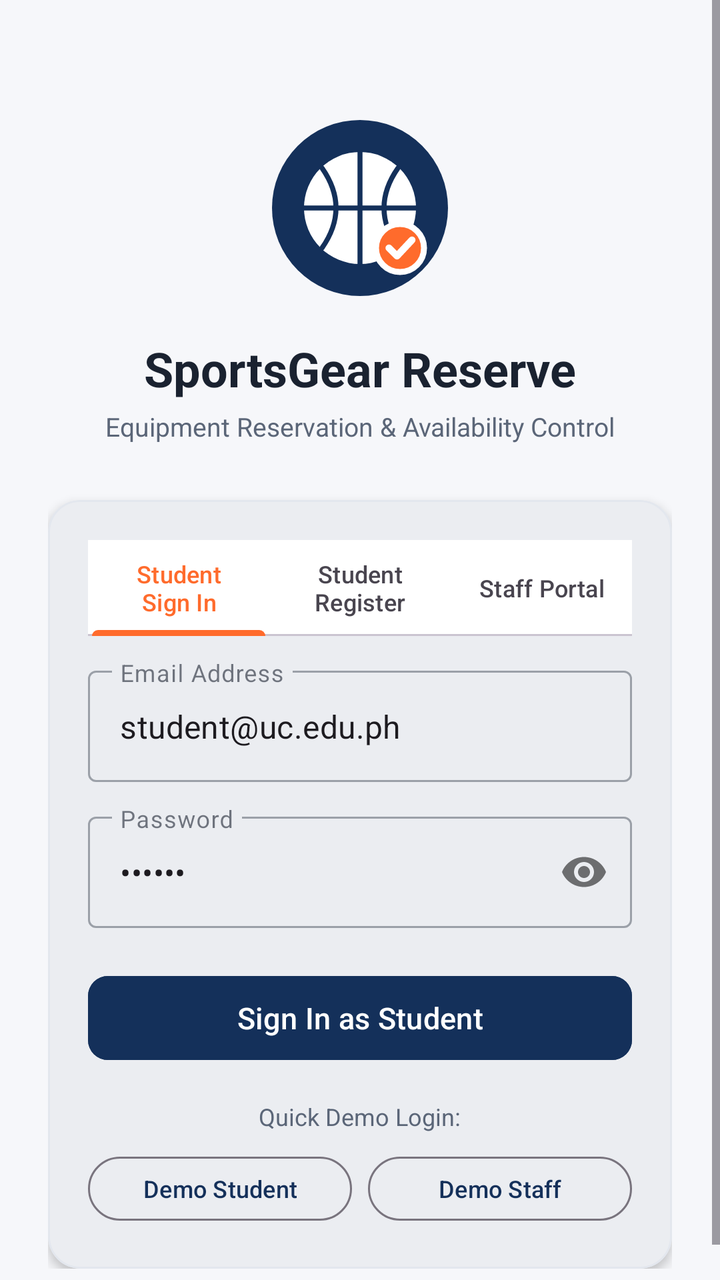
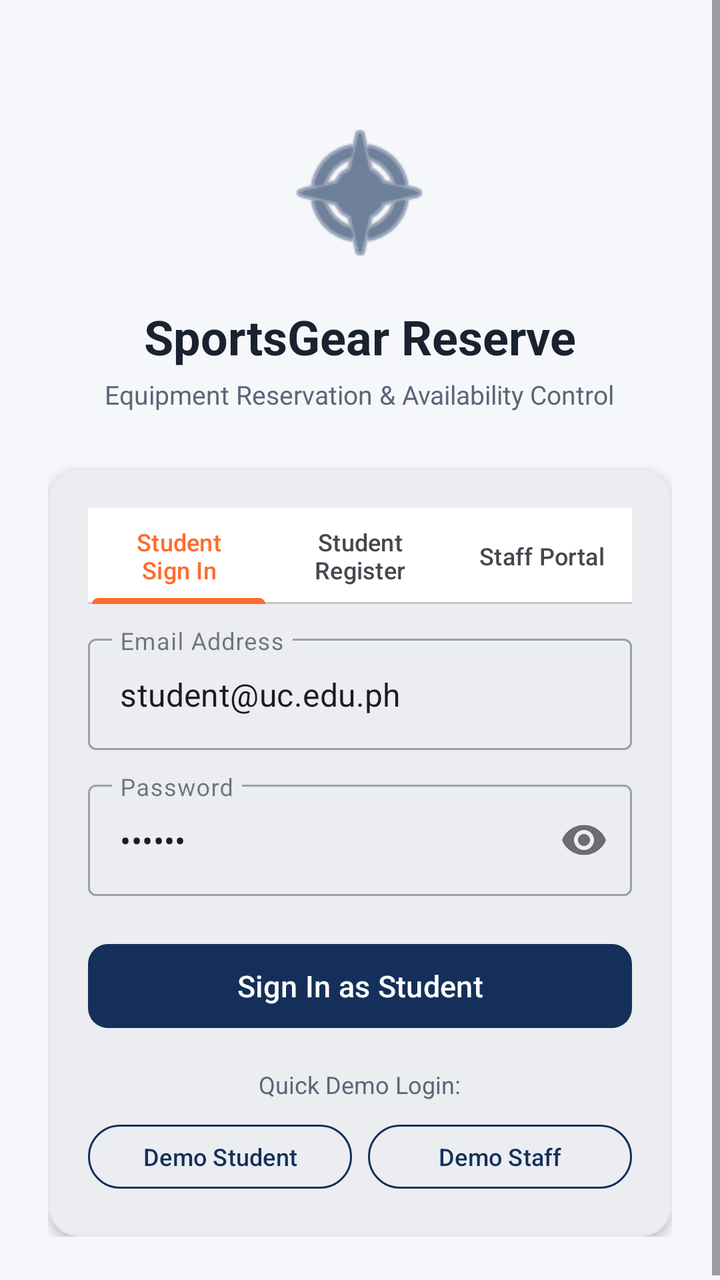

Screens rendered from an Android XML layout before and after an edit, with the pre-edit source and the edit as a unified diff.
<!-- AndroidManifest.xml: application theme Theme.SportsGearReserve -->
<!-- res/layout/activity_login.xml -->
<?xml version="1.0" encoding="utf-8"?>
<ScrollView
    xmlns:android="http://schemas.android.com/apk/res/android"
    xmlns:app="http://schemas.android.com/apk/res-auto"
    xmlns:tools="http://schemas.android.com/tools"
    android:layout_width="match_parent"
    android:layout_height="match_parent"
    android:background="@color/app_background"
    android:fillViewport="true"
    android:fitsSystemWindows="true">

    <LinearLayout
        android:layout_width="match_parent"
        android:layout_height="wrap_content"
        android:gravity="center_horizontal"
        android:orientation="vertical"
        android:padding="24dp">

        
        <ImageView
            android:layout_width="96dp"
            android:layout_height="96dp"
            android:layout_marginTop="32dp"
            android:contentDescription="SportsGear Reserve logo"
            android:src="@drawable/ic_sportsgear_logo" />

        <TextView
            android:layout_width="wrap_content"
            android:layout_height="wrap_content"
            android:layout_marginTop="16dp"
            android:text="SportsGear Reserve"
            android:textColor="@color/text_primary"
            android:textSize="24sp"
            android:textStyle="bold" />

        <TextView
            android:layout_width="match_parent"
            android:layout_height="wrap_content"
            android:layout_marginTop="4dp"
            android:gravity="center"
            android:text="Equipment Reservation &amp; Availability Control"
            android:textAlignment="center"
            android:textColor="@color/text_secondary"
            android:textSize="13sp" />

        <com.google.android.material.card.MaterialCardView
            android:layout_width="match_parent"
            android:layout_height="wrap_content"
            android:layout_marginTop="28dp"
            app:cardBackgroundColor="@color/surface"
            app:cardCornerRadius="16dp"
            app:cardElevation="3dp"
            app:strokeColor="@color/card_stroke"
            app:strokeWidth="1dp">

            <LinearLayout
                android:layout_width="match_parent"
                android:layout_height="wrap_content"
                android:orientation="vertical"
                android:padding="20dp">

                <com.google.android.material.tabs.TabLayout
                    android:id="@+id/tabLayoutMode"
                    android:layout_width="match_parent"
                    android:layout_height="wrap_content"
                    app:tabIndicatorColor="@color/accent"
                    app:tabIndicatorFullWidth="true"
                    app:tabSelectedTextColor="@color/accent">

                    <com.google.android.material.tabs.TabItem
                        android:layout_width="wrap_content"
                        android:layout_height="wrap_content"
                        android:text="Student Sign In" />

                    <com.google.android.material.tabs.TabItem
                        android:layout_width="wrap_content"
                        android:layout_height="wrap_content"
                        android:text="Student Register" />

                    <com.google.android.material.tabs.TabItem
                        android:layout_width="wrap_content"
                        android:layout_height="wrap_content"
                        android:text="Staff Portal" />
                </com.google.android.material.tabs.TabLayout>

                
                <com.google.android.material.textfield.TextInputLayout
                    android:id="@+id/tilFullName"
                    style="@style/Widget.MaterialComponents.TextInputLayout.OutlinedBox"
                    android:layout_width="match_parent"
                    android:layout_height="wrap_content"
                    android:layout_marginTop="16dp"
                    android:hint="Full Name"
                    android:visibility="gone"
                    tools:visibility="visible">

                    <com.google.android.material.textfield.TextInputEditText
                        android:id="@+id/etFullName"
                        android:layout_width="match_parent"
                        android:layout_height="wrap_content"
                        android:inputType="textPersonName" />
                </com.google.android.material.textfield.TextInputLayout>

                
                <com.google.android.material.textfield.TextInputLayout
                    android:id="@+id/tilStudentId"
                    style="@style/Widget.MaterialComponents.TextInputLayout.OutlinedBox"
                    android:layout_width="match_parent"
                    android:layout_height="wrap_content"
                    android:layout_marginTop="12dp"
                    android:hint="Student ID Number"
                    android:visibility="gone"
                    tools:visibility="visible">

                    <com.google.android.material.textfield.TextInputEditText
                        android:id="@+id/etStudentId"
                        android:layout_width="match_parent"
                        android:layout_height="wrap_content"
                        android:inputType="number" />
                </com.google.android.material.textfield.TextInputLayout>

                
                <com.google.android.material.textfield.TextInputLayout
                    android:id="@+id/tilEmail"
                    style="@style/Widget.MaterialComponents.TextInputLayout.OutlinedBox"
                    android:layout_width="match_parent"
                    android:layout_height="wrap_content"
                    android:layout_marginTop="12dp"
                    android:hint="Email Address">

                    <com.google.android.material.textfield.TextInputEditText
                        android:id="@+id/etEmail"
                        android:layout_width="match_parent"
                        android:layout_height="wrap_content"
                        android:inputType="textEmailAddress"
                        android:text="student@uc.edu.ph" />
                </com.google.android.material.textfield.TextInputLayout>

                
                <com.google.android.material.textfield.TextInputLayout
                    android:id="@+id/tilPassword"
                    style="@style/Widget.MaterialComponents.TextInputLayout.OutlinedBox"
                    android:layout_width="match_parent"
                    android:layout_height="wrap_content"
                    android:layout_marginTop="12dp"
                    android:hint="Password"
                    app:passwordToggleEnabled="true">

                    <com.google.android.material.textfield.TextInputEditText
                        android:id="@+id/etPassword"
                        android:layout_width="match_parent"
                        android:layout_height="wrap_content"
                        android:inputType="textPassword"
                        android:text="123456" />
                </com.google.android.material.textfield.TextInputLayout>

                <TextView
                    android:id="@+id/tvRoleNote"
                    android:layout_width="match_parent"
                    android:layout_height="wrap_content"
                    android:layout_marginTop="12dp"
                    android:text="Note: Staff accounts must be pre-authorized by sports office administration."
                    android:textColor="@color/text_secondary"
                    android:textSize="12sp"
                    android:visibility="gone"
                    tools:visibility="visible" />

                <com.google.android.material.button.MaterialButton
                    android:id="@+id/btnSubmit"
                    android:layout_width="match_parent"
                    android:layout_height="50dp"
                    android:layout_marginTop="20dp"
                    android:backgroundTint="@color/primary"
                    android:text="Sign In as Student"
                    android:textSize="15sp"
                    app:cornerRadius="10dp" />

                
                <TextView
                    android:layout_width="wrap_content"
                    android:layout_height="wrap_content"
                    android:layout_gravity="center_horizontal"
                    android:layout_marginTop="16dp"
                    android:text="Quick Demo Login:"
                    android:textColor="@color/text_secondary"
                    android:textSize="12sp" />

                <LinearLayout
                    android:layout_width="match_parent"
                    android:layout_height="wrap_content"
                    android:layout_marginTop="8dp"
                    android:gravity="center"
                    android:orientation="horizontal">

                    <com.google.android.material.button.MaterialButton
                        android:id="@+id/btnDemoStudent"
                        style="@style/Widget.Material3.Button.OutlinedButton"
                        android:layout_width="0dp"
                        android:layout_height="40dp"
                        android:layout_marginEnd="4dp"
                        android:layout_weight="1"
                        android:text="Demo Student"
                        android:textSize="12sp" />

                    <com.google.android.material.button.MaterialButton
                        android:id="@+id/btnDemoStaff"
                        style="@style/Widget.Material3.Button.OutlinedButton"
                        android:layout_width="0dp"
                        android:layout_height="40dp"
                        android:layout_marginStart="4dp"
                        android:layout_weight="1"
                        android:text="Demo Staff"
                        android:textSize="12sp" />
                </LinearLayout>

            </LinearLayout>
        </com.google.android.material.card.MaterialCardView>

    </LinearLayout>
</ScrollView>
<!-- resources referenced by this layout -->
<resources>
  <color name="accent">#FF6B2C</color>
  <color name="app_background">#F6F7FA</color>
  <color name="card_stroke">#E3E7EE</color>
  <color name="primary">#14305A</color>
  <color name="surface">#FFFFFF</color>
  <color name="text_primary">#1A2230</color>
  <color name="text_secondary">#5B6678</color>
  <!-- drawable ic_sportsgear_logo (drawable) -->
  <?xml version="1.0" encoding="utf-8"?>
  <vector xmlns:android="http://schemas.android.com/apk/res/android"
      android:width="96dp"
      android:height="96dp"
      android:viewportWidth="96"
      android:viewportHeight="96">
  
      
      <path
          android:fillColor="@color/primary"
          android:pathData="M48,48m-44,0a44,44 0,1 1,88 0a44,44 0,1 1,-88 0" />
  
      
      <path
          android:fillColor="#FFFFFF"
          android:pathData="M48,48m-28,0a28,28 0,1 1,56 0a28,28 0,1 1,-56 0" />
  
      
      <path
          android:strokeColor="@color/primary"
          android:strokeWidth="2.5"
          android:strokeLineCap="round"
          android:pathData="M48,20 L48,76 M20,48 L76,48" />
      <path
          android:strokeColor="@color/primary"
          android:strokeWidth="2.5"
          android:strokeLineCap="round"
          android:pathData="M29,28 Q43,48 29,68 M67,28 Q53,48 67,68" />
  
      
      <path
          android:fillColor="@color/accent"
          android:strokeColor="#FFFFFF"
          android:strokeWidth="3"
          android:pathData="M68,68m-12,0a12,12 0,1 1,24 0a12,12 0,1 1,-24 0" />
      <path
          android:strokeColor="#FFFFFF"
          android:strokeWidth="3.5"
          android:strokeLineCap="round"
          android:strokeLineJoin="round"
          android:pathData="M62.5,68 L66.5,72 L74,64" />
  </vector>
  <style name="Theme.SportsGearReserve" parent="Base.Theme.SportsGearReserve" />
  <style name="Base.Theme.SportsGearReserve" parent="Theme.Material3.DayNight.NoActionBar">
          
          <item name="colorPrimary">@color/primary</item>
          <item name="colorOnPrimary">@color/text_on_primary</item>
          <item name="colorPrimaryContainer">@color/primary_variant</item>
          <item name="colorOnPrimaryContainer">@color/text_on_primary</item>
          <item name="colorSecondary">@color/accent</item>
          <item name="colorOnSecondary">@color/white</item>
          <item name="colorTertiary">@color/accent</item>
          <item name="android:windowBackground">@color/app_background</item>
          <item name="colorSurface">@color/surface</item>
          <item name="colorOnSurface">@color/text_primary</item>
  
          
          <item name="tabIndicatorColor">@color/accent</item>
          <item name="tabSelectedTextColor">@color/accent</item>
      </style>
  <color name="text_on_primary">#FFFFFF</color>
  <color name="primary_variant">#0D2140</color>
  <color name="white">#FFFFFFFF</color>
</resources>

<!-- the commit's change to res/layout/activity_login.xml (unified diff, before → after) -->
@@ -5,51 +5,48 @@
     xmlns:tools="http://schemas.android.com/tools"
     android:layout_width="match_parent"
     android:layout_height="match_parent"
-    android:background="@color/app_background"
     android:fillViewport="true"
-    android:fitsSystemWindows="true">
+    android:background="@color/app_background">
 
     <LinearLayout
         android:layout_width="match_parent"
         android:layout_height="wrap_content"
+        android:orientation="vertical"
         android:gravity="center_horizontal"
-        android:orientation="vertical"
         android:padding="24dp">
 
-        
         <ImageView
-            android:layout_width="96dp"
-            android:layout_height="96dp"
+            android:layout_width="80dp"
+            android:layout_height="80dp"
             android:layout_marginTop="32dp"
-            android:contentDescription="SportsGear Reserve logo"
-            android:src="@drawable/ic_sportsgear_logo" />
+            android:contentDescription="App Logo"
+            android:src="@android:drawable/ic_menu_compass"
+            app:tint="@color/primary_blue" />
 
         <TextView
             android:layout_width="wrap_content"
             android:layout_height="wrap_content"
             android:layout_marginTop="16dp"
             android:text="SportsGear Reserve"
-            android:textColor="@color/text_primary"
             android:textSize="24sp"
-            android:textStyle="bold" />
+            android:textStyle="bold"
+            android:textColor="@color/text_primary" />
 
         <TextView
-            android:layout_width="match_parent"
+            android:layout_width="wrap_content"
             android:layout_height="wrap_content"
             android:layout_marginTop="4dp"
-            android:gravity="center"
             android:text="Equipment Reservation &amp; Availability Control"
-            android:textAlignment="center"
-            android:textColor="@color/text_secondary"
-            android:textSize="13sp" />
+            android:textSize="13sp"
+            android:textColor="@color/text_secondary" />
 
         <com.google.android.material.card.MaterialCardView
             android:layout_width="match_parent"
             android:layout_height="wrap_content"
             android:layout_marginTop="28dp"
-            app:cardBackgroundColor="@color/surface"
             app:cardCornerRadius="16dp"
             app:cardElevation="3dp"
+            app:cardBackgroundColor="@color/surface"
             app:strokeColor="@color/card_stroke"
             app:strokeWidth="1dp">
 
@@ -84,40 +81,114 @@
                 </com.google.android.material.tabs.TabLayout>
 
                 
-                <com.google.android.material.textfield.TextInputLayout
-                    android:id="@+id/tilFullName"
-                    style="@style/Widget.MaterialComponents.TextInputLayout.OutlinedBox"
-                    android:layout_width="match_parent"
-                    android:layout_height="wrap_content"
-                    android:layout_marginTop="16dp"
-                    android:hint="Full Name"
+                <LinearLayout
+                    android:id="@+id/layoutRegisterFields"
+                    android:layout_width="match_parent"
+                    android:layout_height="wrap_content"
+                    android:orientation="vertical"
                     android:visibility="gone"
                     tools:visibility="visible">
 
-                    <com.google.android.material.textfield.TextInputEditText
-                        android:id="@+id/etFullName"
-                        android:layout_width="match_parent"
-                        android:layout_height="wrap_content"
-                        android:inputType="textPersonName" />
-                </com.google.android.material.textfield.TextInputLayout>
-
-                
-                <com.google.android.material.textfield.TextInputLayout
-                    android:id="@+id/tilStudentId"
-                    style="@style/Widget.MaterialComponents.TextInputLayout.OutlinedBox"
-                    android:layout_width="match_parent"
-                    android:layout_height="wrap_content"
-                    android:layout_marginTop="12dp"
-                    android:hint="Student ID Number"
-                    android:visibility="gone"
-                    tools:visibility="visible">
-
-                    <com.google.android.material.textfield.TextInputEditText
-                        android:id="@+id/etStudentId"
-                        android:layout_width="match_parent"
-                        android:layout_height="wrap_content"
-                        android:inputType="number" />
-                </com.google.android.material.textfield.TextInputLayout>
+                    <LinearLayout
+                        android:layout_width="match_parent"
+                        android:layout_height="wrap_content"
+                        android:layout_marginTop="16dp"
+                        android:orientation="horizontal">
+
+                        
+                        <com.google.android.material.textfield.TextInputLayout
+                            android:id="@+id/tilPrefix"
+                            style="@style/Widget.MaterialComponents.TextInputLayout.OutlinedBox.ExposedDropdownMenu"
+                            android:layout_width="110dp"
+                            android:layout_height="wrap_content"
+                            android:layout_marginEnd="8dp"
+                            android:hint="Prefix">
+
+                            <com.google.android.material.textfield.MaterialAutoCompleteTextView
+                                android:id="@+id/actvPrefix"
+                                android:layout_width="match_parent"
+                                android:layout_height="wrap_content"
+                                android:inputType="none"
+                                android:text="Mr." />
+                        </com.google.android.material.textfield.TextInputLayout>
+
+                        
+                        <com.google.android.material.textfield.TextInputLayout
+                            android:id="@+id/tilFirstName"
+                            style="@style/Widget.MaterialComponents.TextInputLayout.OutlinedBox"
+                            android:layout_width="0dp"
+                            android:layout_height="wrap_content"
+                            android:layout_weight="1"
+                            android:hint="First Name">
+
+                            <com.google.android.material.textfield.TextInputEditText
+                                android:id="@+id/etFirstName"
+                                android:layout_width="match_parent"
+                                android:layout_height="wrap_content"
+                                android:inputType="textPersonName|textCapWords" />
+                        </com.google.android.material.textfield.TextInputLayout>
+
+                    </LinearLayout>
+
+                    <LinearLayout
+                        android:layout_width="match_parent"
+                        android:layout_height="wrap_content"
+                        android:layout_marginTop="12dp"
+                        android:orientation="horizontal">
+
+                        
+                        <com.google.android.material.textfield.TextInputLayout
+                            android:id="@+id/tilMiddleName"
+                            style="@style/Widget.MaterialComponents.TextInputLayout.OutlinedBox"
+                            android:layout_width="0dp"
+                            android:layout_height="wrap_content"
+                            android:layout_weight="1"
+                            android:layout_marginEnd="4dp"
+                            android:hint="Middle Name (Opt)">
+
+                            <com.google.android.material.textfield.TextInputEditText
+                                android:id="@+id/etMiddleName"
+                                android:layout_width="match_parent"
+                                android:layout_height="wrap_content"
+                                android:inputType="textPersonName|textCapWords" />
+                        </com.google.android.material.textfield.TextInputLayout>
+
+                        
+                        <com.google.android.material.textfield.TextInputLayout
+                            android:id="@+id/tilLastName"
+                            style="@style/Widget.MaterialComponents.TextInputLayout.OutlinedBox"
+                            android:layout_width="0dp"
+                            android:layout_height="wrap_content"
+                            android:layout_weight="1"
+                            android:layout_marginStart="4dp"
+                            android:hint="Last Name">
+
+                            <com.google.android.material.textfield.TextInputEditText
+                                android:id="@+id/etLastName"
+                                android:layout_width="match_parent"
+                                android:layout_height="wrap_content"
+                                android:inputType="textPersonName|textCapWords" />
+                        </com.google.android.material.textfield.TextInputLayout>
+
+                    </LinearLayout>
+
+                    
+                    <com.google.android.material.textfield.TextInputLayout
+                        android:id="@+id/tilStudentId"
+                        style="@style/Widget.MaterialComponents.TextInputLayout.OutlinedBox"
+                        android:layout_width="match_parent"
+                        android:layout_height="wrap_content"
+                        android:layout_marginTop="12dp"
+                        android:hint="Student ID Number">
+
+                        <com.google.android.material.textfield.TextInputEditText
+                            android:id="@+id/etStudentId"
+                            android:layout_width="match_parent"
+                            android:layout_height="wrap_content"
+                            android:inputType="number" />
+                    </com.google.android.material.textfield.TextInputLayout>
+
+                </LinearLayout>
 
                 
                 <com.google.android.material.textfield.TextInputLayout
@@ -159,9 +230,9 @@
                     android:layout_width="match_parent"
                     android:layout_height="wrap_content"
                     android:layout_marginTop="12dp"
+                    android:textSize="12sp"
+                    android:textColor="@color/text_secondary"
                     android:text="Note: Staff accounts must be pre-authorized by sports office administration."
-                    android:textColor="@color/text_secondary"
-                    android:textSize="12sp"
                     android:visibility="gone"
                     tools:visibility="visible" />
 
@@ -170,9 +241,9 @@
                     android:layout_width="match_parent"
                     android:layout_height="50dp"
                     android:layout_marginTop="20dp"
-                    android:backgroundTint="@color/primary"
                     android:text="Sign In as Student"
                     android:textSize="15sp"
+                    app:backgroundTint="@color/primary_blue"
                     app:cornerRadius="10dp" />
 
                 
@@ -182,24 +253,26 @@
                     android:layout_gravity="center_horizontal"
                     android:layout_marginTop="16dp"
                     android:text="Quick Demo Login:"
-                    android:textColor="@color/text_secondary"
-                    android:textSize="12sp" />
+                    android:textSize="12sp"
+                    android:textColor="@color/text_secondary" />
 
                 <LinearLayout
                     android:layout_width="match_parent"
                     android:layout_height="wrap_content"
                     android:layout_marginTop="8dp"
-                    android:gravity="center"
-                    android:orientation="horizontal">
+                    android:orientation="horizontal"
+                    android:gravity="center">
 
                     <com.google.android.material.button.MaterialButton
                         android:id="@+id/btnDemoStudent"
                         style="@style/Widget.Material3.Button.OutlinedButton"
                         android:layout_width="0dp"
                         android:layout_height="40dp"
+                        android:layout_weight="1"
                         android:layout_marginEnd="4dp"
-                        android:layout_weight="1"
                         android:text="Demo Student"
+                        android:textColor="@color/primary_blue"
+                        app:strokeColor="@color/primary_blue"
                         android:textSize="12sp" />
 
                     <com.google.android.material.button.MaterialButton
@@ -207,14 +280,19 @@
                         style="@style/Widget.Material3.Button.OutlinedButton"
                         android:layout_width="0dp"
                         android:layout_height="40dp"
+                        android:layout_weight="1"
                         android:layout_marginStart="4dp"
-                        android:layout_weight="1"
                         android:text="Demo Staff"
+                        android:textColor="@color/primary"
+                        app:strokeColor="@color/primary"
                         android:textSize="12sp" />
+
                 </LinearLayout>
 
             </LinearLayout>
+
         </com.google.android.material.card.MaterialCardView>
 
     </LinearLayout>
+
 </ScrollView>
<!-- resource entries referenced after the edit -->
@@ -4,52 +4,10 @@
   <color name="app_background">#F6F7FA</color>
   <color name="card_stroke">#E3E7EE</color>
   <color name="primary">#14305A</color>
+  <color name="primary_blue">#14305A</color>
   <color name="surface">#FFFFFF</color>
   <color name="text_primary">#1A2230</color>
   <color name="text_secondary">#5B6678</color>
-  <!-- drawable ic_sportsgear_logo (drawable) -->
-  <?xml version="1.0" encoding="utf-8"?>
-  <vector xmlns:android="http://schemas.android.com/apk/res/android"
-      android:width="96dp"
-      android:height="96dp"
-      android:viewportWidth="96"
-      android:viewportHeight="96">
-  
-      
-      <path
-          android:fillColor="@color/primary"
-          android:pathData="M48,48m-44,0a44,44 0,1 1,88 0a44,44 0,1 1,-88 0" />
-  
-      
-      <path
-          android:fillColor="#FFFFFF"
-          android:pathData="M48,48m-28,0a28,28 0,1 1,56 0a28,28 0,1 1,-56 0" />
-  
-      
-      <path
-          android:strokeColor="@color/primary"
-          android:strokeWidth="2.5"
-          android:strokeLineCap="round"
-          android:pathData="M48,20 L48,76 M20,48 L76,48" />
-      <path
-          android:strokeColor="@color/primary"
-          android:strokeWidth="2.5"
-          android:strokeLineCap="round"
-          android:pathData="M29,28 Q43,48 29,68 M67,28 Q53,48 67,68" />
-  
-      
-      <path
-          android:fillColor="@color/accent"
-          android:strokeColor="#FFFFFF"
-          android:strokeWidth="3"
-          android:pathData="M68,68m-12,0a12,12 0,1 1,24 0a12,12 0,1 1,-24 0" />
-      <path
-          android:strokeColor="#FFFFFF"
-          android:strokeWidth="3.5"
-          android:strokeLineCap="round"
-          android:strokeLineJoin="round"
-          android:pathData="M62.5,68 L66.5,72 L74,64" />
-  </vector>
   <style name="Theme.SportsGearReserve" parent="Base.Theme.SportsGearReserve" />
   <style name="Base.Theme.SportsGearReserve" parent="Theme.Material3.DayNight.NoActionBar">
           
